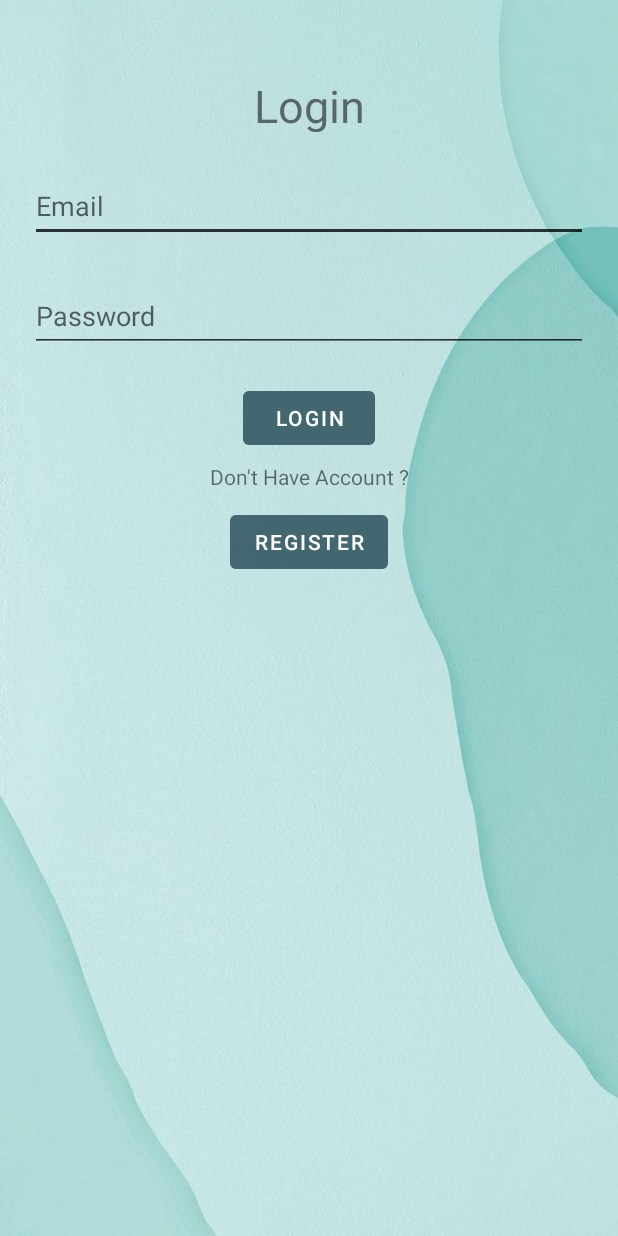
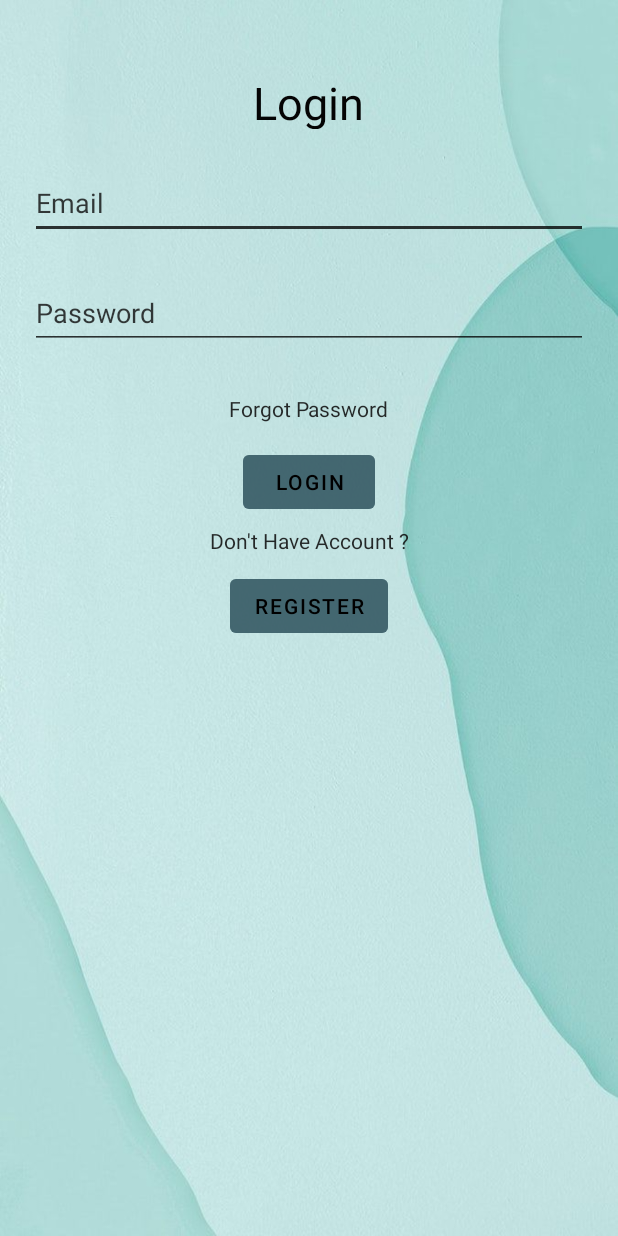
Before and after one commit to anikurhade/Stock-Edge, an Android app: the Login screen opened directly, with no data from a screen before it, on a phone screen of 412 x 824 dp. Run offline under Robolectric (Android 15) with nearby library versions, the phone set to English and light mode, and no system bars; our stand-ins replace Firebase (no records; nobody signed in at launch, a user with empty details on screens opened directly); Roboto replaces fonts that are not available here.

Commit message:
Updating Login AND Adding Forget Password

```diff
--- a/app/src/main/res/layout/activity_login.xml
+++ b/app/src/main/res/layout/activity_login.xml
@@ -12,13 +12,15 @@
         android:id="@+id/textView2"
         android:layout_width="132dp"
         android:layout_height="38dp"
-        android:layout_marginTop="50dp"
+        android:layout_marginTop="48dp"
         android:fontFamily="@font/manjari_thin"
         android:orientation="horizontal"
         android:text="Login"
         android:textAlignment="center"
+        android:textColor="#040404"
         android:textSize="30dp"
         app:layout_constraintEnd_toEndOf="parent"
+        app:layout_constraintHorizontal_bias="0.498"
         app:layout_constraintStart_toStartOf="parent"
         app:layout_constraintTop_toTopOf="parent" />
 
@@ -33,9 +35,11 @@
         android:hint="Email"
         android:inputType="textEmailAddress"
         android:minHeight="48dp"
+        android:backgroundTint="#C9000000"
+        android:textColor="#000000"
         android:textColorHighlight="#050505"
+        android:textColorHint="#C9090808"
         android:textColorLink="#070707"
-        android:backgroundTint="#C9000000"
         app:layout_constraintEnd_toEndOf="parent"
         app:layout_constraintStart_toStartOf="parent"
         app:layout_constraintTop_toBottomOf="@+id/textView2" />
@@ -47,15 +51,17 @@
         android:layout_marginStart="20dp"
         android:layout_marginTop="25dp"
         android:layout_marginEnd="20dp"
+        android:backgroundTint="#C9000000"
         android:ems="10"
         android:hint="Password"
         android:inputType="textPassword"
         android:minHeight="48dp"
+        android:textColor="#000000"
         android:textColorHighlight="#050505"
+        android:textColorHint="#C9090808"
         android:textColorLink="#070707"
-        android:backgroundTint="#C9000000"
+        android:textCursorDrawable="@color/black"
         app:layout_constraintEnd_toEndOf="parent"
-        app:layout_constraintHorizontal_bias="0.0"
         app:layout_constraintStart_toStartOf="parent"
         app:layout_constraintTop_toBottomOf="@+id/mail" />
 
@@ -64,12 +70,13 @@
         android:id="@+id/lgn"
         android:layout_width="wrap_content"
         android:layout_height="wrap_content"
-        android:layout_marginTop="20dp"
+        android:layout_marginTop="15dp"
+        android:backgroundTint="#952A4D5A"
         android:text="Login"
-        android:backgroundTint="#952A4D5A"
+        android:textColor="#000000"
         app:layout_constraintEnd_toEndOf="parent"
         app:layout_constraintStart_toStartOf="parent"
-        app:layout_constraintTop_toBottomOf="@+id/passwordlgn" />
+        app:layout_constraintTop_toBottomOf="@+id/forgetpass" />
 
     <TextView
         android:id="@+id/textView4"
@@ -77,18 +84,31 @@
         android:layout_height="wrap_content"
         android:layout_marginTop="5dp"
         android:text="Don't Have Account ?"
+        android:textColor="#E2101010"
         app:layout_constraintEnd_toEndOf="parent"
         app:layout_constraintStart_toStartOf="parent"
         app:layout_constraintTop_toBottomOf="@+id/lgn" />
+
+    <TextView
+        android:id="@+id/forgetpass"
+        android:layout_width="wrap_content"
+        android:layout_height="wrap_content"
+        android:layout_marginTop="30dp"
+        android:text="Forgot Password"
+        android:textColor="#E2101010"
+        app:layout_constraintEnd_toEndOf="parent"
+        app:layout_constraintStart_toStartOf="parent"
+        app:layout_constraintTop_toBottomOf="@+id/passwordlgn" />
 
     <Button
         android:id="@+id/regst"
         android:layout_width="wrap_content"
         android:layout_height="wrap_content"
         android:layout_marginTop="10dp"
+        android:backgroundTint="#952A4D5A"
         android:onClick="onClickRegirecttoregister"
         android:text="Register"
-        android:backgroundTint="#952A4D5A"
+        android:textColor="#000000"
         app:layout_constraintEnd_toEndOf="parent"
         app:layout_constraintStart_toStartOf="parent"
         app:layout_constraintTop_toBottomOf="@+id/textView4"
```
